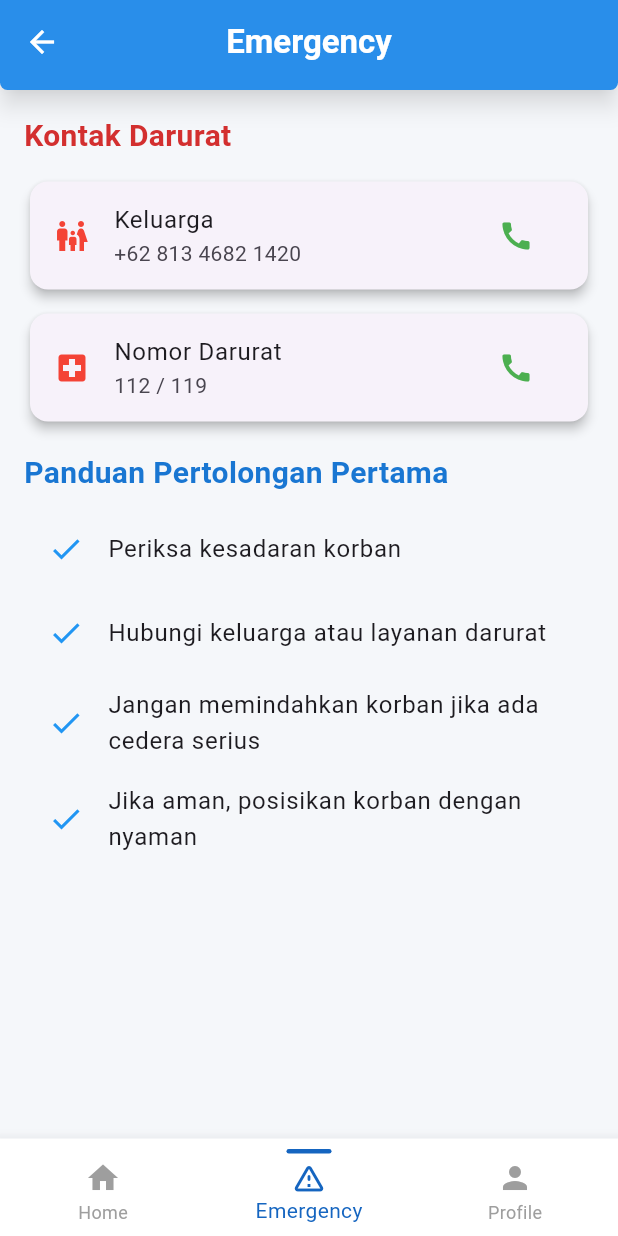
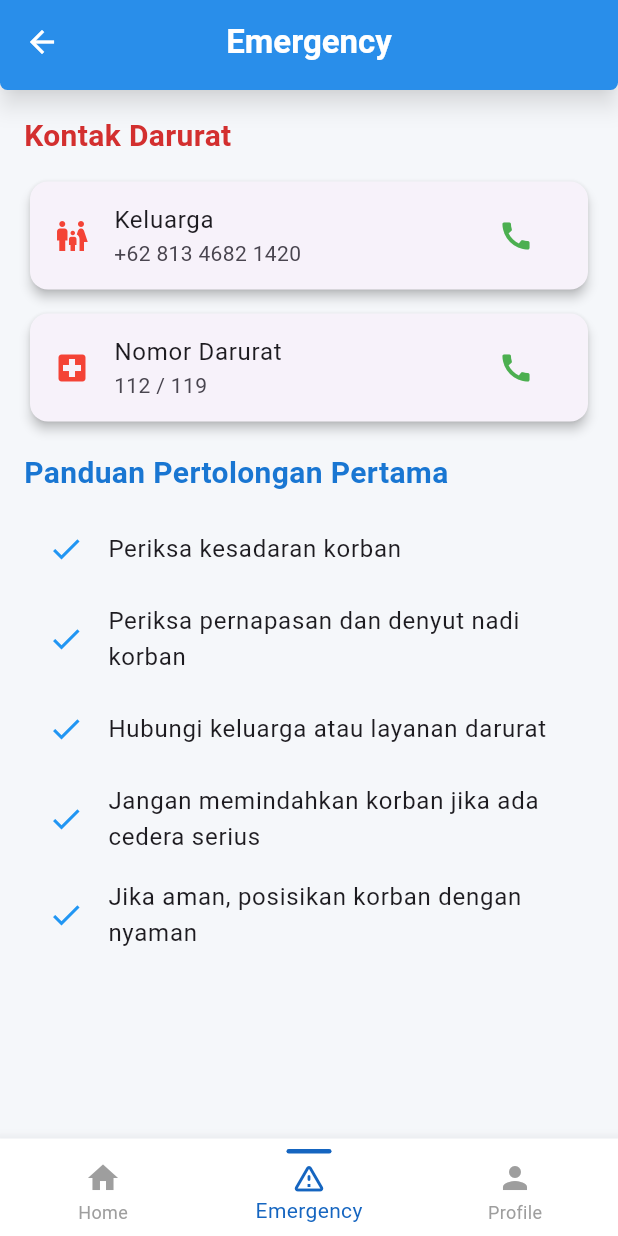
Before and after one commit to Naufal54/Tubes_IoT-ES-AI_Kelompok5, a Flutter app: the EmergencyPage screen opened by its route, on a phone screen of 412 x 824 dp. Run offline on Flutter 3.47's test engine with Material 3 defaults, Android fonts, the phone set to English and light mode, and no system bars; our stand-ins replace flutter_map, latlong2.

Commit message:
add extra guide on emergency page

```diff
--- a/fall_detection_app/lib/features/emergency/emergency_page.dart
+++ b/fall_detection_app/lib/features/emergency/emergency_page.dart
@@ -85,6 +85,10 @@ class EmergencyPage extends StatelessWidget {
                     ),
                     ListTile(
                       leading: Icon(Icons.check, color: Colors.blue),
+                      title: Text('Periksa pernapasan dan denyut nadi korban'),
+                    ),
+                    ListTile(
+                      leading: Icon(Icons.check, color: Colors.blue),
                       title: Text('Hubungi keluarga atau layanan darurat'),
                     ),
                     ListTile(
--- a/fall_detection_app/lib/features/profile/profile_page.dart
+++ b/fall_detection_app/lib/features/profile/profile_page.dart
@@ -27,6 +27,7 @@ class _ProfilePageState extends State<ProfilePage> {
       padding: const EdgeInsets.all(8.0),
       child: Column(
         children: [
+          SizedBox(height: 8),
           Row(
             children: [
               CircleAvatar(radius: 36, child: Icon(Icons.person, size: 36)),
```
